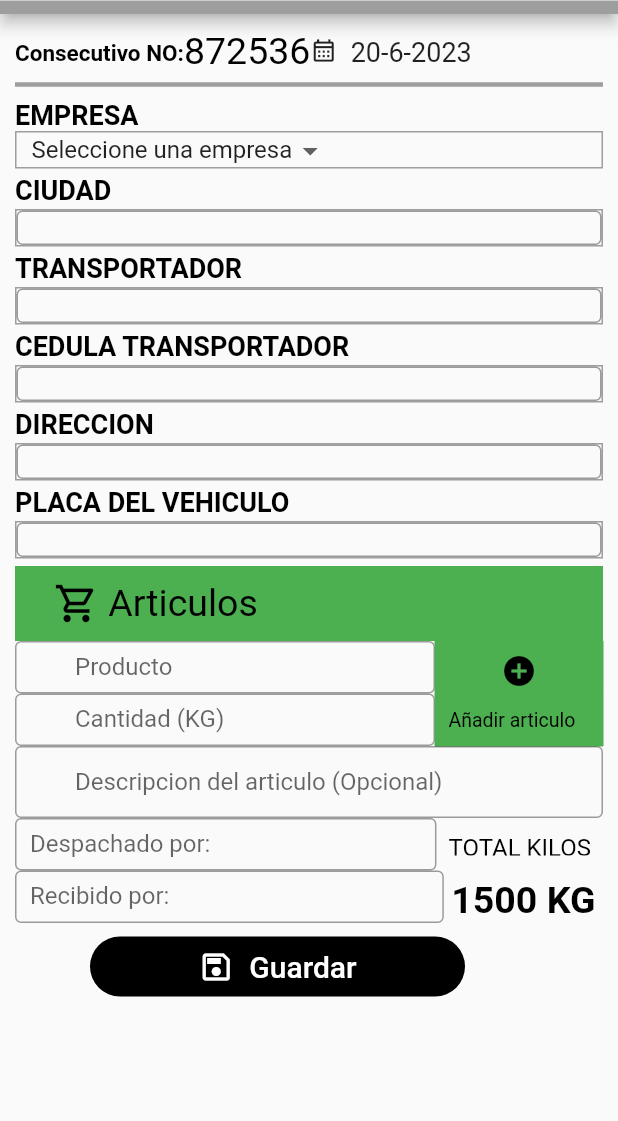
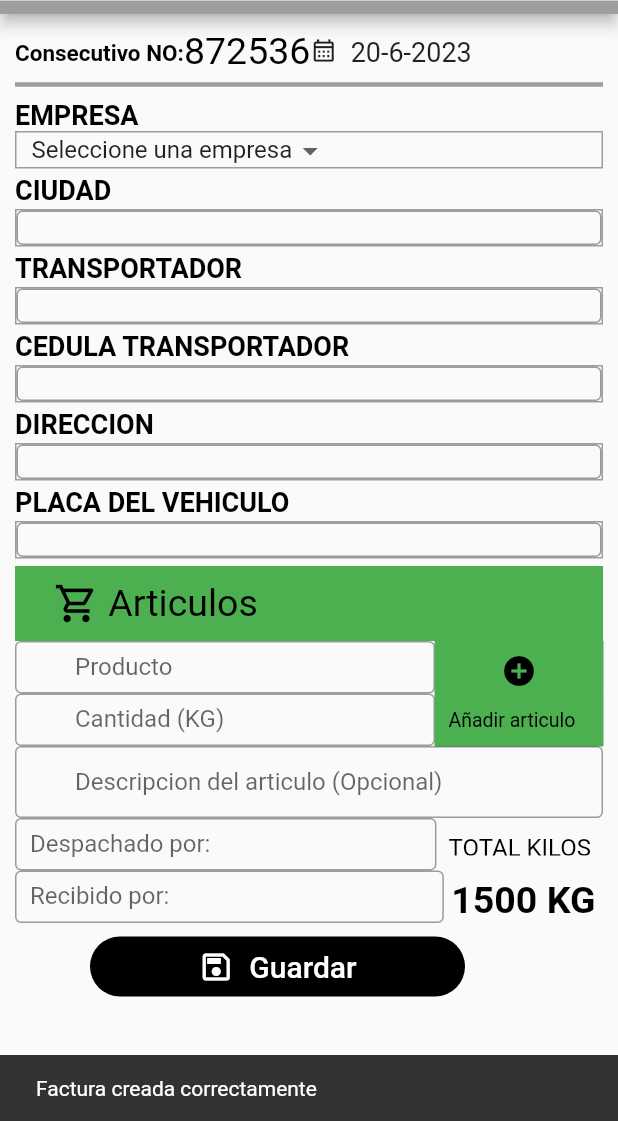
Before and after one commit to elCristo6/GrupoEmpresarialR, a Flutter app: the MiFormulario screen opened directly with empty values, after a tap on "Guardar", on a phone screen of 412 x 824 dp, the part 115-1236 px from its top. Run offline on Flutter 3.47's test engine with Material 2 defaults, Android fonts, the phone set to English and light mode, and no system bars.

```diff
--- a/lib/models/usercc.dart
+++ b/lib/models/usercc.dart
@@ -5,7 +5,5 @@ class UserCC {
 
   Map<String, dynamic> toJson() => {'cc': cc};
 
-  factory UserCC.fromJson(Map<String, dynamic> json) => UserCC(
-        cc: json['cc'],
-      );
+  factory UserCC.fromJson(String cc) => UserCC(cc: cc);
 }
--- a/lib/screens/nueva_remision.dart
+++ b/lib/screens/nueva_remision.dart
@@ -22,13 +22,24 @@ class MiFormulario extends StatefulWidget {
 class _MiFormularioState extends State<MiFormulario> {
   //List<String> articulos = [];
 
-  TextEditingController nameController = TextEditingController();
+  TextEditingController ciudadController = TextEditingController();
+  TextEditingController transportadorController = TextEditingController();
+  TextEditingController ccTransportadorController = TextEditingController();
+  TextEditingController direccionController = TextEditingController();
+  TextEditingController placaController = TextEditingController();
+  TextEditingController despachadoController = TextEditingController();
+  TextEditingController recibidoController = TextEditingController();
+
+  TextEditingController productoController = TextEditingController();
   TextEditingController descriptionController = TextEditingController();
   TextEditingController cantidadController = TextEditingController();
   List<Articulo> articulos = [];
 
+  final userNewMessage =
+      const SnackBar(content: Text('Factura creada correctamente'));
+
   void agregarArticul() {
-    String nombre = nameController.text;
+    String nombre = productoController.text;
     String descripcion = descriptionController.text;
     String peso = '${cantidadController.text} KG';
 
@@ -36,12 +47,14 @@ class _MiFormularioState extends State<MiFormulario> {
 
     setState(() {
       articulos.add(articulo);
-      nameController.clear();
+      productoController.clear();
       descriptionController.clear();
       cantidadController.clear();
     });
   }
 
+  final camposVacios =
+      const SnackBar(content: Text('Tienes que ingresar algun producto'));
   String selectedOption = 'Seleccione una empresa';
   List<String> options = [
     'Seleccione una empresa',
@@ -212,9 +225,10 @@ class _MiFormularioState extends State<MiFormulario> {
                   color: Colors.grey,
                   width: 1.0,
                 )),
-                child: const TextField(
+                child: TextField(
+                  controller: ciudadController,
                   textAlignVertical: TextAlignVertical.center,
-                  decoration: InputDecoration(
+                  decoration: const InputDecoration(
                     contentPadding:
                         EdgeInsets.symmetric(horizontal: 10.0), // Define e
                     border: OutlineInputBorder(),
@@ -242,9 +256,10 @@ class _MiFormularioState extends State<MiFormulario> {
                   color: Colors.grey,
                   width: 1.0,
                 )),
-                child: const TextField(
+                child: TextField(
+                  controller: transportadorController,
                   textAlignVertical: TextAlignVertical.center,
-                  decoration: InputDecoration(
+                  decoration: const InputDecoration(
                     //hintText: 'CIUDAD',
                     contentPadding:
                         EdgeInsets.symmetric(horizontal: 10.0), // Define e
@@ -273,9 +288,10 @@ class _MiFormularioState extends State<MiFormulario> {
                   color: Colors.grey,
                   width: 1.0,
                 )),
-                child: const TextField(
+                child: TextField(
+                  controller: ccTransportadorController,
                   textAlignVertical: TextAlignVertical.center,
-                  decoration: InputDecoration(
+                  decoration: const InputDecoration(
                     //hintText: 'CIUDAD',
                     contentPadding:
                         EdgeInsets.symmetric(horizontal: 10.0), // Define e
@@ -304,9 +320,10 @@ class _MiFormularioState extends State<MiFormulario> {
                   color: Colors.grey,
                   width: 1.0,
                 )),
-                child: const TextField(
+                child: TextField(
+                  controller: direccionController,
                   textAlignVertical: TextAlignVertical.center,
-                  decoration: InputDecoration(
+                  decoration: const InputDecoration(
                     //hintText: 'CIUDAD',
                     contentPadding:
                         EdgeInsets.symmetric(horizontal: 10.0), // Define e
@@ -335,9 +352,10 @@ class _MiFormularioState extends State<MiFormulario> {
                   color: Colors.grey,
                   width: 1.0,
                 )),
-                child: const TextField(
+                child: TextField(
+                  controller: placaController,
                   textAlignVertical: TextAlignVertical.center,
-                  decoration: InputDecoration(
+                  decoration: const InputDecoration(
                     // hintText: 'CIUDAD',
                     contentPadding:
                         EdgeInsets.symmetric(horizontal: 10.0), // Define e
@@ -445,7 +463,7 @@ class _MiFormularioState extends State<MiFormulario> {
                         child: SizedBox(
                           height: 35,
                           child: TextField(
-                            controller: nameController,
+                            controller: productoController,
                             decoration: const InputDecoration(
                               border: OutlineInputBorder(),
                               labelText: 'Producto',
@@ -474,8 +492,10 @@ class _MiFormularioState extends State<MiFormulario> {
                           // Establece el icono a mostrar
                           onPressed: () {
                             if (cantidadController.text.isEmpty ||
-                                nameController.text.isEmpty ||
+                                productoController.text.isEmpty ||
                                 descriptionController.text.isEmpty) {
+                              ScaffoldMessenger.of(context)
+                                  .showSnackBar(camposVacios);
                             } else {
                               agregarArticul();
                             }
@@ -577,7 +597,7 @@ class _MiFormularioState extends State<MiFormulario> {
                         child: SizedBox(
                           height: 35,
                           child: TextField(
-                            controller: cantidadController,
+                            controller: despachadoController,
                             decoration: const InputDecoration(
                               border: OutlineInputBorder(),
                               labelText: 'Despachado por:',
@@ -615,7 +635,7 @@ class _MiFormularioState extends State<MiFormulario> {
                         child: SizedBox(
                           height: 35,
                           child: TextField(
-                            controller: cantidadController,
+                            controller: recibidoController,
                             decoration: const InputDecoration(
                               border: OutlineInputBorder(),
                               labelText: 'Recibido por:',
@@ -654,6 +674,10 @@ class _MiFormularioState extends State<MiFormulario> {
                         child: TextButton(
                           onPressed: () {
                             // Accion para el boton
+
+                            //_newUserInput.clear();
+                            ScaffoldMessenger.of(context)
+                                .showSnackBar(userNewMessage);
                           },
                           style: ButtonStyle(
                             minimumSize:
--- a/lib/services/remision_service.dart
+++ b/lib/services/remision_service.dart
@@ -1,7 +1,9 @@
 import 'dart:convert';
 
+import '../models/articulos.dart';
 import '../models/remision.dart';
-import 'api.dart';
+import '../models/usercc.dart';
+import '../services/api.dart';
 
 class RemisionService {
   static const String _endpoint = 'newRemission/';
@@ -21,45 +23,40 @@ class RemisionService {
     }
   }
 
-  Future<Remision> obtenerRemision(int id) async {
-    try {
-      final response = await API.get('$_endpoint$id/');
+// Este método acepta el ID de la remisión como parámetro
+  Future<List<Remision>> getRemisiones(int cc) async {
+    final response = await API.get('$_endpoint$cc/');
+    if (response.statusCode == 200) {
+      final Map<String, dynamic> decodedResponse = json.decode(response.body);
 
-      if (response.statusCode == 200) {
-        final jsonData = jsonDecode(response.body);
-        return Remision.fromJson(jsonData);
-      } else {
-        throw Exception('Error al obtener la remisión');
-      }
-    } catch (e) {
-      throw Exception('Error de conexión o de la API');
-    }
-  }
+      final List<Remision> remisiones =
+          (decodedResponse['facturas'] as List).map((factura) {
+        final List<Articulo> articulos =
+            (factura['detailsNewRemissions'] as List).map((articulo) {
+          return Articulo.fromJson(articulo);
+        }).toList();
 
-  Future<List<Remision>> obtenerRemisiones() async {
-    try {
-      final response = await API.get(_endpoint);
+        return Remision(
+            id: factura['id'],
+            ciudad: factura['ciudad'],
+            transportador: factura['transportador'],
+            ccTransportador: factura['ccTransportador'],
+            direccion: factura['direccion'],
+            placa: factura['placa'],
+            despachado: factura['despachado'],
+            recibido: factura['recibido'],
+            totalPeso: double.parse(factura['totalPeso']),
+            empresa: factura['empresa'],
+            userCC: UserCC.fromJson(factura['userCC']
+                as String), // Aquí cambiamos UserCC para que acepte un String
+            articulos: articulos,
+            createdAt: factura['createdAt'],
+            updatedAt: factura['updatedAt']);
+      }).toList();
 
-      if (response.statusCode == 200) {
-        final jsonData = jsonDecode(response.body) as List<dynamic>;
-        return jsonData.map((json) => Remision.fromJson(json)).toList();
-      } else {
-        throw Exception('Error al obtener las remisiones');
-      }
-    } catch (e) {
-      throw Exception('Error de conexión o de la API');
-    }
-  }
-
-  Future<void> eliminarRemision(int id) async {
-    try {
-      final response = await API.delete('$_endpoint$id/');
-
-      if (response.statusCode != 204) {
-        throw Exception('Error al eliminar la remisión');
-      }
-    } catch (e) {
-      throw Exception('Error de conexión o de la API');
+      return remisiones;
+    } else {
+      throw Exception('Failed to load remission');
     }
   }
 }
```
Also changed, not shown: lib/main.dart (+12 -1 lines), lib/models/remision.dart (+19 -4 lines), lib/screens/nuevo_prove.dart (+14 -8 lines), lib/screens/prove_admin.dart (+35 -17 lines), lib/screens/proveedores.dart (+126 -82 lines), 2 other files.
